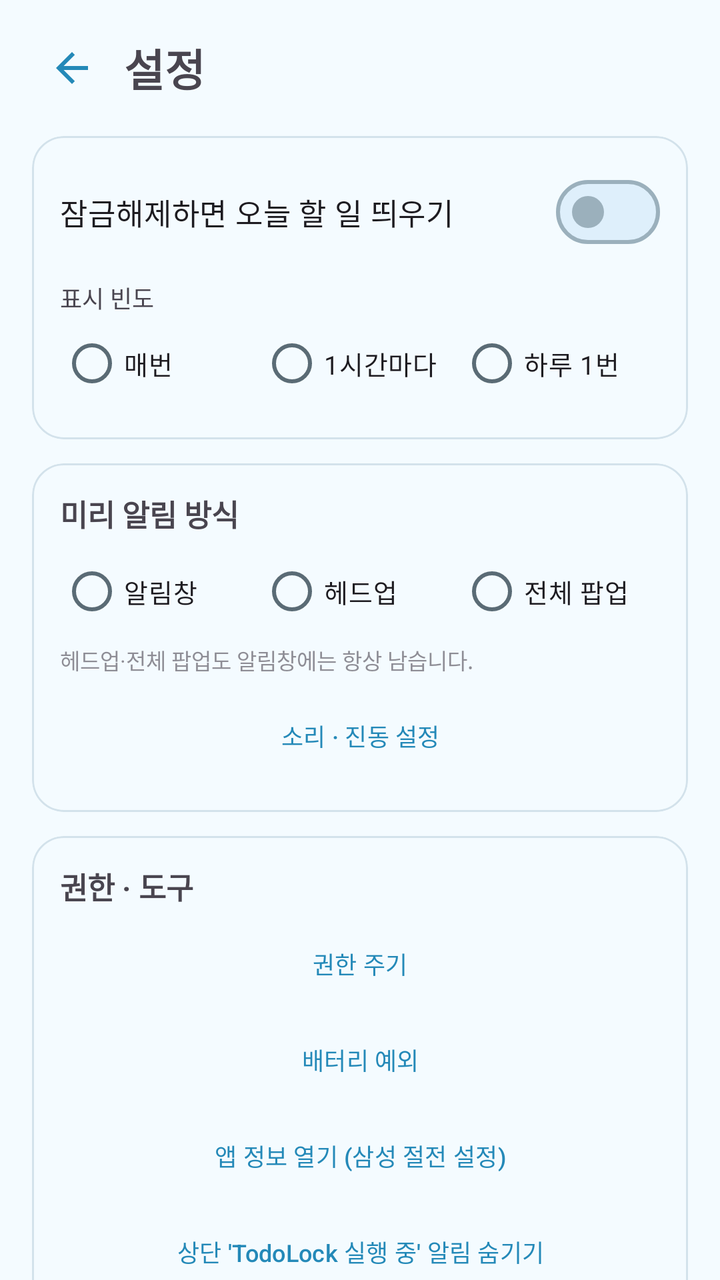
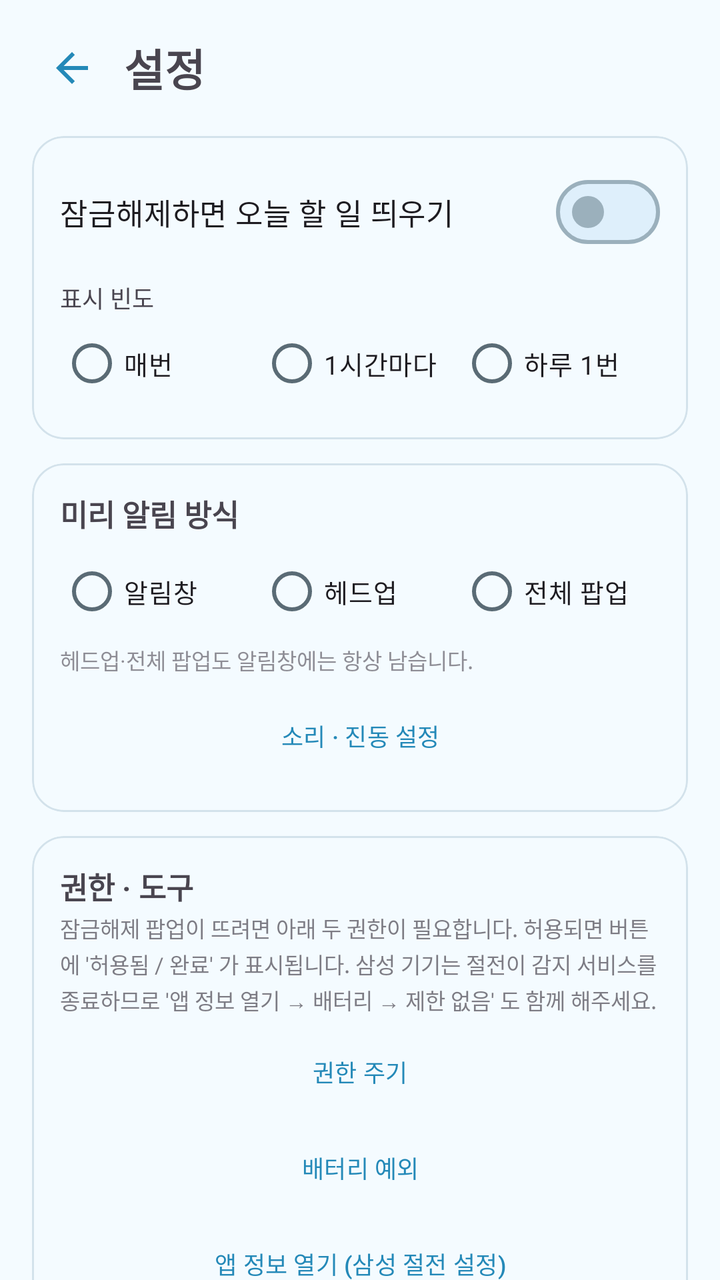

Compare the two renders of this Android layout. The source of the first and the diff that turns it into the second are given below.
<!-- AndroidManifest.xml: application theme Theme.TodoLock -->
<!-- res/layout/activity_settings.xml -->
<?xml version="1.0" encoding="utf-8"?>
<androidx.core.widget.NestedScrollView xmlns:android="http://schemas.android.com/apk/res/android"
    xmlns:app="http://schemas.android.com/apk/res-auto"
    android:layout_width="match_parent"
    android:layout_height="match_parent"
    android:fitsSystemWindows="true"
    android:fillViewport="true">

    <LinearLayout
        android:layout_width="match_parent"
        android:layout_height="wrap_content"
        android:orientation="vertical"
        android:paddingStart="16dp"
        android:paddingEnd="16dp"
        android:paddingTop="14dp"
        android:paddingBottom="24dp">

        <LinearLayout
            android:layout_width="match_parent"
            android:layout_height="wrap_content"
            android:orientation="horizontal"
            android:gravity="center_vertical">

            <ImageButton
                android:id="@+id/btnBack"
                android:layout_width="40dp"
                android:layout_height="40dp"
                android:padding="8dp"
                android:src="@drawable/ic_back"
                app:tint="?attr/colorPrimary"
                android:background="?attr/selectableItemBackgroundBorderless"
                android:contentDescription="뒤로" />

            <TextView
                android:layout_width="0dp"
                android:layout_height="wrap_content"
                android:layout_weight="1"
                android:layout_marginStart="6dp"
                android:text="설정"
                android:textSize="22sp"
                android:textStyle="bold" />
        </LinearLayout>

        
        <com.google.android.material.card.MaterialCardView
            android:layout_width="match_parent"
            android:layout_height="wrap_content"
            android:layout_marginTop="14dp"
            app:cardCornerRadius="16dp"
            app:cardElevation="0dp"
            app:strokeWidth="1dp">

            <LinearLayout
                android:layout_width="match_parent"
                android:layout_height="wrap_content"
                android:orientation="vertical"
                android:padding="14dp">

                <com.google.android.material.materialswitch.MaterialSwitch
                    android:id="@+id/swEnabled"
                    android:layout_width="match_parent"
                    android:layout_height="wrap_content"
                    android:text="잠금해제하면 오늘 할 일 띄우기"
                    android:textSize="15sp" />

                <TextView
                    android:layout_width="match_parent"
                    android:layout_height="wrap_content"
                    android:layout_marginTop="10dp"
                    android:text="표시 빈도"
                    android:textSize="12sp"
                    android:textColor="?android:attr/textColorSecondary" />

                <RadioGroup
                    android:id="@+id/rgMode"
                    android:layout_width="match_parent"
                    android:layout_height="wrap_content"
                    android:orientation="horizontal">

                    <RadioButton
                        android:id="@+id/rbAlways"
                        android:layout_width="0dp"
                        android:layout_height="wrap_content"
                        android:layout_weight="1"
                        android:textSize="13sp"
                        android:text="매번" />

                    <RadioButton
                        android:id="@+id/rbHourly"
                        android:layout_width="0dp"
                        android:layout_height="wrap_content"
                        android:layout_weight="1"
                        android:textSize="13sp"
                        android:text="1시간마다" />

                    <RadioButton
                        android:id="@+id/rbOnce"
                        android:layout_width="0dp"
                        android:layout_height="wrap_content"
                        android:layout_weight="1"
                        android:textSize="13sp"
                        android:text="하루 1번" />
                </RadioGroup>
            </LinearLayout>
        </com.google.android.material.card.MaterialCardView>

        
        <com.google.android.material.card.MaterialCardView
            android:layout_width="match_parent"
            android:layout_height="wrap_content"
            android:layout_marginTop="12dp"
            app:cardCornerRadius="16dp"
            app:cardElevation="0dp"
            app:strokeWidth="1dp">

            <LinearLayout
                android:layout_width="match_parent"
                android:layout_height="wrap_content"
                android:orientation="vertical"
                android:padding="14dp">

                <TextView
                    android:layout_width="match_parent"
                    android:layout_height="wrap_content"
                    android:text="미리 알림 방식"
                    android:textSize="15sp"
                    android:textStyle="bold" />

                <RadioGroup
                    android:id="@+id/rgRemind"
                    android:layout_width="match_parent"
                    android:layout_height="wrap_content"
                    android:orientation="horizontal"
                    android:layout_marginTop="4dp">

                    <RadioButton
                        android:id="@+id/rbShade"
                        android:layout_width="0dp"
                        android:layout_height="wrap_content"
                        android:layout_weight="1"
                        android:textSize="13sp"
                        android:text="알림창" />

                    <RadioButton
                        android:id="@+id/rbHeadsUp"
                        android:layout_width="0dp"
                        android:layout_height="wrap_content"
                        android:layout_weight="1"
                        android:textSize="13sp"
                        android:text="헤드업" />

                    <RadioButton
                        android:id="@+id/rbPopup"
                        android:layout_width="0dp"
                        android:layout_height="wrap_content"
                        android:layout_weight="1"
                        android:textSize="13sp"
                        android:text="전체 팝업" />
                </RadioGroup>

                <TextView
                    android:layout_width="match_parent"
                    android:layout_height="wrap_content"
                    android:layout_marginTop="2dp"
                    android:textSize="11sp"
                    android:alpha="0.6"
                    android:text="헤드업·전체 팝업도 알림창에는 항상 남습니다." />

                <com.google.android.material.button.MaterialButton
                    android:id="@+id/btnRemindSound"
                    style="@style/Widget.Material3.Button.TextButton"
                    android:layout_width="match_parent"
                    android:layout_height="wrap_content"
                    android:layout_marginTop="6dp"
                    android:textSize="12sp"
                    android:text="소리 · 진동 설정" />
            </LinearLayout>
        </com.google.android.material.card.MaterialCardView>

        
        <com.google.android.material.card.MaterialCardView
            android:layout_width="match_parent"
            android:layout_height="wrap_content"
            android:layout_marginTop="12dp"
            app:cardCornerRadius="16dp"
            app:cardElevation="0dp"
            app:strokeWidth="1dp">

            <LinearLayout
                android:layout_width="match_parent"
                android:layout_height="wrap_content"
                android:orientation="vertical"
                android:padding="14dp">

                <TextView
                    android:layout_width="match_parent"
                    android:layout_height="wrap_content"
                    android:text="권한 · 도구"
                    android:textSize="15sp"
                    android:textStyle="bold" />

                <TextView
                    android:id="@+id/tvPermWarn"
                    android:layout_width="match_parent"
                    android:layout_height="wrap_content"
                    android:layout_marginTop="4dp"
                    android:textSize="12sp"
                    android:textColor="?attr/colorError"
                    android:text="⚠ '다른 앱 위에 표시' 권한이 없으면 팝업 대신 알림으로만 표시됩니다."
                    android:visibility="gone" />

                <com.google.android.material.button.MaterialButton
                    android:id="@+id/btnOverlay"
                    style="@style/Widget.Material3.Button.TextButton"
                    android:layout_width="match_parent"
                    android:layout_height="wrap_content"
                    android:layout_marginTop="4dp"
                    android:textSize="12sp"
                    android:text="권한 주기" />

                <com.google.android.material.button.MaterialButton
                    android:id="@+id/btnBattery"
                    style="@style/Widget.Material3.Button.TextButton"
                    android:layout_width="match_parent"
                    android:layout_height="wrap_content"
                    android:textSize="12sp"
                    android:text="배터리 예외" />

                
                <com.google.android.material.button.MaterialButton
                    android:id="@+id/btnAppInfo"
                    style="@style/Widget.Material3.Button.TextButton"
                    android:layout_width="match_parent"
                    android:layout_height="wrap_content"
                    android:textSize="12sp"
                    android:text="앱 정보 열기 (삼성 절전 설정)" />

                <com.google.android.material.button.MaterialButton
                    android:id="@+id/btnHideOngoing"
                    style="@style/Widget.Material3.Button.TextButton"
                    android:layout_width="match_parent"
                    android:layout_height="wrap_content"
                    android:textSize="12sp"
                    android:text="상단 'TodoLock 실행 중' 알림 숨기기" />

                <com.google.android.material.button.MaterialButton
                    android:id="@+id/btnTest"
                    style="@style/Widget.Material3.Button.TextButton"
                    android:layout_width="match_parent"
                    android:layout_height="wrap_content"
                    android:textSize="12sp"
                    android:text="팝업 미리보기" />
            </LinearLayout>
        </com.google.android.material.card.MaterialCardView>
    </LinearLayout>
</androidx.core.widget.NestedScrollView>
<!-- resources referenced by this layout -->
<resources>
  <!-- drawable ic_back (drawable) -->
  <?xml version="1.0" encoding="utf-8"?>
  <vector xmlns:android="http://schemas.android.com/apk/res/android"
      android:width="24dp"
      android:height="24dp"
      android:viewportWidth="24"
      android:viewportHeight="24"
      android:autoMirrored="true">
      <path
          android:fillColor="@android:color/white"
          android:pathData="M20,11H7.83l5.59,-5.59L12,4l-8,8 8,8 1.41,-1.41L7.83,13H20z" />
  </vector>
  <color name="md_primary">#2489B8</color>
  <color name="md_on_primary">#FFFFFF</color>
  <color name="md_primary_container">#DCF2FE</color>
  <color name="md_on_primary_container">#1B5673</color>
  <color name="md_secondary">#4E616D</color>
  <color name="md_on_secondary">#FFFFFF</color>
  <color name="md_secondary_container">#D1E5F4</color>
  <color name="md_on_secondary_container">#0A1E28</color>
  <color name="md_tertiary">#5F5B7D</color>
  <color name="md_on_tertiary">#FFFFFF</color>
  <color name="md_tertiary_container">#E5DEFF</color>
  <color name="md_on_tertiary_container">#1B1736</color>
  <color name="md_error">#BA1A1A</color>
  <color name="md_on_error">#FFFFFF</color>
  <color name="md_error_container">#FFDAD6</color>
  <color name="md_on_error_container">#410002</color>
  <color name="md_background">#F4FBFF</color>
  <color name="md_on_background">#2C3A42</color>
  <color name="md_surface">#F4FBFF</color>
  <color name="md_on_surface">#2C3A42</color>
  <color name="md_surface_variant">#E3EEF5</color>
  <color name="md_on_surface_variant">#5A6B75</color>
  <color name="md_outline">#9BB0BC</color>
  <color name="md_outline_variant">#D3E2EB</color>
  <color name="md_inverse_surface">#2E3133</color>
  <color name="md_inverse_on_surface">#EFF1F3</color>
  <color name="md_inverse_primary">#83CFFF</color>
  <color name="md_surface_dim">#DDEBF4</color>
  <color name="md_surface_bright">#FBFDFF</color>
  <color name="md_surface_container_lowest">#FFFFFF</color>
  <color name="md_surface_container_low">#F9FCFF</color>
  <color name="md_surface_container">#EFF8FE</color>
  <color name="md_surface_container_high">#E7F4FD</color>
  <color name="md_surface_container_highest">#DEEFFB</color>
  <color name="sky_bright">#4FBDE8</color>
  <!-- unchanged entries left out for length: 1 -->
</resources>

<!-- the commit's change to res/layout/activity_settings.xml (unified diff, before → after) -->
@@ -199,6 +199,16 @@
                     android:textSize="15sp"
                     android:textStyle="bold" />
 
+                
+                <TextView
+                    android:layout_width="match_parent"
+                    android:layout_height="wrap_content"
+                    android:layout_marginTop="2dp"
+                    android:textSize="11sp"
+                    android:alpha="0.7"
+                    android:lineSpacingExtra="2dp"
+                    android:text="잠금해제 팝업이 뜨려면 아래 두 권한이 필요합니다. 허용되면 버튼에 '허용됨 / 완료' 가 표시됩니다. 삼성 기기는 절전이 감지 서비스를 종료하므로 '앱 정보 열기 → 배터리 → 제한 없음' 도 함께 해주세요." />
+
                 <TextView
                     android:id="@+id/tvPermWarn"
                     android:layout_width="match_parent"
@@ -217,6 +227,16 @@
                     android:layout_marginTop="4dp"
                     android:textSize="12sp"
                     android:text="권한 주기" />
+
+                <TextView
+                    android:id="@+id/tvBatteryWarn"
+                    android:layout_width="match_parent"
+                    android:layout_height="wrap_content"
+                    android:layout_marginTop="4dp"
+                    android:textSize="12sp"
+                    android:textColor="?attr/colorError"
+                    android:text="⚠ 배터리 예외가 없으면 절전 기능이 감지 서비스를 종료해, 팝업이 안 뜨는 날이 생깁니다."
+                    android:visibility="gone" />
 
                 <com.google.android.material.button.MaterialButton
                     android:id="@+id/btnBattery"
